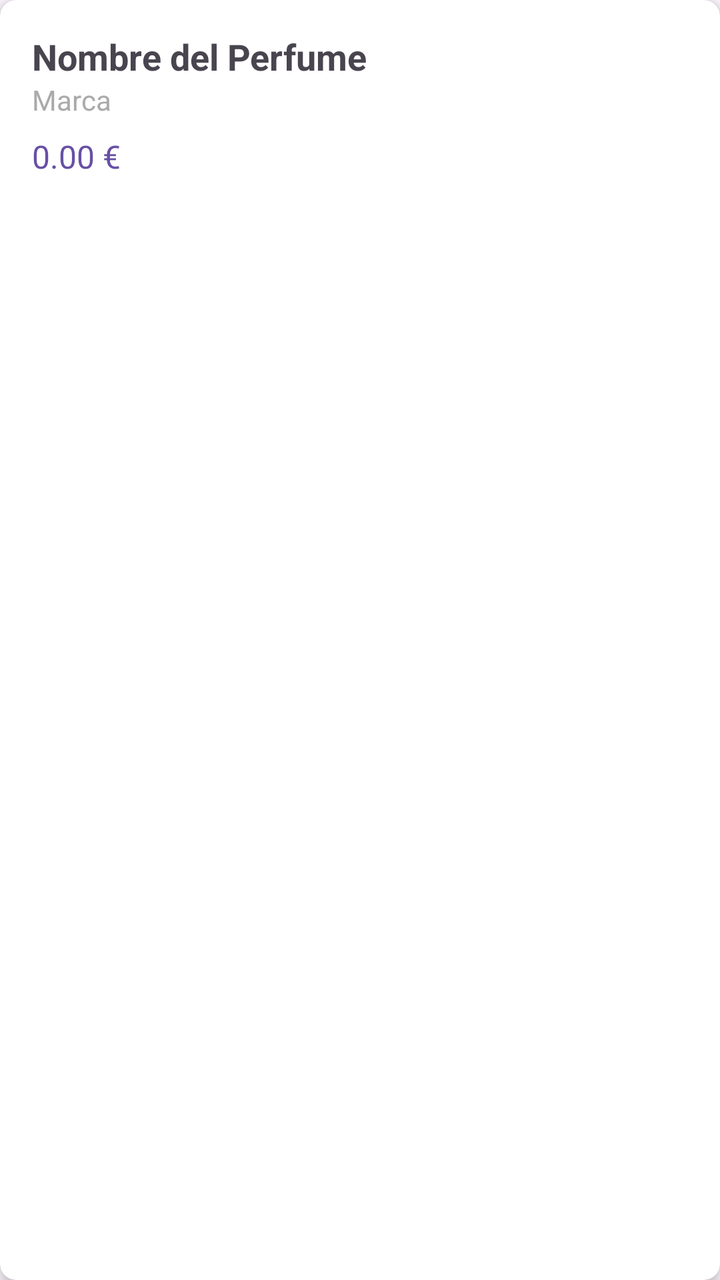
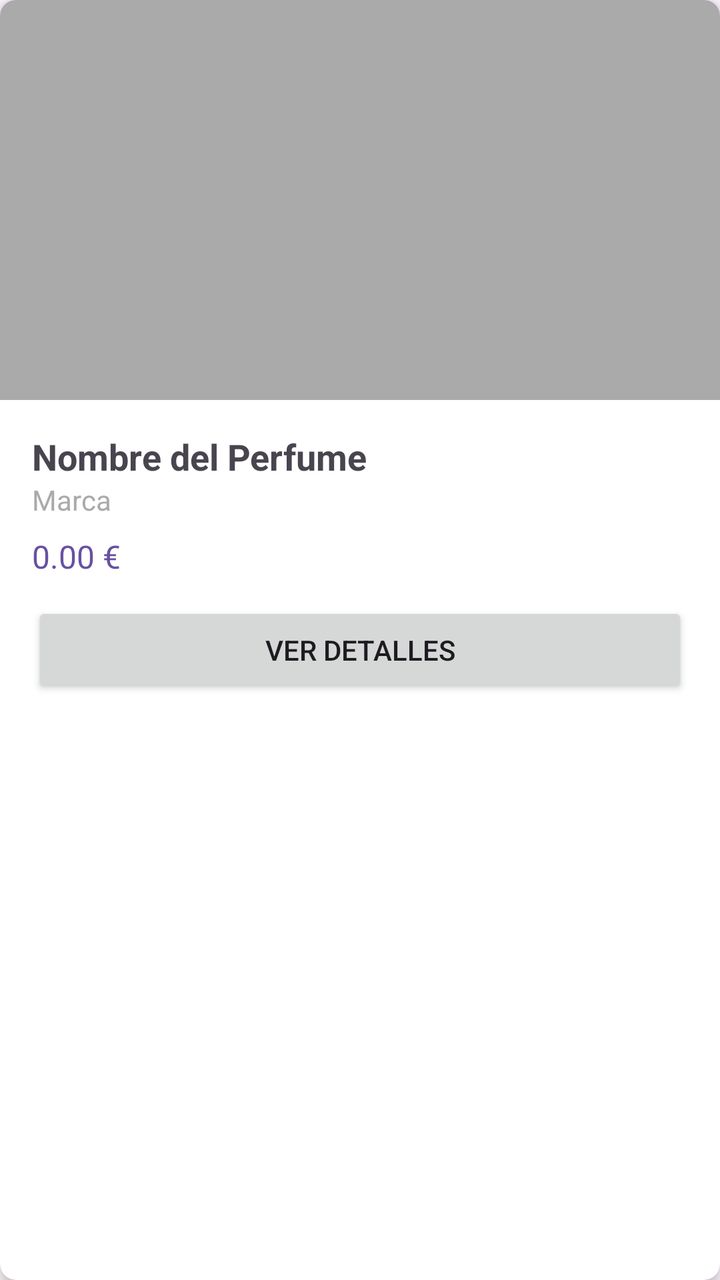

Before-and-after screenshots of an Android layout around one commit, followed by the original layout XML and the change that was made.
<!-- AndroidManifest.xml: application theme Theme.Proyectofinal -->
<!-- res/layout/item_perfume.xml -->
<?xml version="1.0" encoding="utf-8"?>
<androidx.cardview.widget.CardView xmlns:android="http://schemas.android.com/apk/res/android"
    xmlns:app="http://schemas.android.com/apk/res-auto"
    android:layout_width="match_parent"
    android:layout_height="wrap_content"
    android:layout_margin="8dp"
    app:cardCornerRadius="8dp"
    app:cardElevation="4dp">

    <LinearLayout
        android:layout_width="match_parent"
        android:layout_height="wrap_content"
        android:orientation="vertical"
        android:padding="16dp">

        <TextView
            android:id="@+id/tvNombre"
            android:layout_width="match_parent"
            android:layout_height="wrap_content"
            android:text="Nombre del Perfume"
            android:textSize="18sp"
            android:textStyle="bold" />

        <TextView
            android:id="@+id/tvMarca"
            android:layout_width="match_parent"
            android:layout_height="wrap_content"
            android:text="Marca"
            android:textSize="14sp"
            android:textColor="@android:color/darker_gray" />

        <TextView
            android:id="@+id/tvPrecio"
            android:layout_width="match_parent"
            android:layout_height="wrap_content"
            android:text="0.00 €"
            android:textSize="16sp"
            android:textColor="?attr/colorPrimary"
            android:layout_marginTop="8dp" />

    </LinearLayout>
</androidx.cardview.widget.CardView>
<!-- resources referenced by this layout -->
<resources>
  <style name="Theme.Proyectofinal" parent="Base.Theme.Proyectofinal" />
  <style name="Base.Theme.Proyectofinal" parent="Theme.Material3.DayNight.NoActionBar">
          
          
      </style>
</resources>

<!-- the commit's change to res/layout/item_perfume.xml (unified diff, before → after) -->
@@ -10,33 +10,53 @@
     <LinearLayout
         android:layout_width="match_parent"
         android:layout_height="wrap_content"
-        android:orientation="vertical"
-        android:padding="16dp">
+        android:orientation="vertical">
 
-        <TextView
-            android:id="@+id/tvNombre"
+        <ImageView
+            android:id="@+id/ivPerfume"
+            android:layout_width="match_parent"
+            android:layout_height="200dp"
+            android:scaleType="centerCrop"
+            android:src="@android:color/darker_gray" />
+
+        <LinearLayout
             android:layout_width="match_parent"
             android:layout_height="wrap_content"
-            android:text="Nombre del Perfume"
-            android:textSize="18sp"
-            android:textStyle="bold" />
+            android:orientation="vertical"
+            android:padding="16dp">
 
-        <TextView
-            android:id="@+id/tvMarca"
-            android:layout_width="match_parent"
-            android:layout_height="wrap_content"
-            android:text="Marca"
-            android:textSize="14sp"
-            android:textColor="@android:color/darker_gray" />
+            <TextView
+                android:id="@+id/tvNombre"
+                android:layout_width="match_parent"
+                android:layout_height="wrap_content"
+                android:text="Nombre del Perfume"
+                android:textSize="18sp"
+                android:textStyle="bold" />
 
-        <TextView
-            android:id="@+id/tvPrecio"
-            android:layout_width="match_parent"
-            android:layout_height="wrap_content"
-            android:text="0.00 €"
-            android:textSize="16sp"
-            android:textColor="?attr/colorPrimary"
-            android:layout_marginTop="8dp" />
+            <TextView
+                android:id="@+id/tvMarca"
+                android:layout_width="match_parent"
+                android:layout_height="wrap_content"
+                android:text="Marca"
+                android:textSize="14sp"
+                android:textColor="@android:color/darker_gray" />
 
+            <TextView
+                android:id="@+id/tvPrecio"
+                android:layout_width="match_parent"
+                android:layout_height="wrap_content"
+                android:text="0.00 €"
+                android:textSize="16sp"
+                android:textColor="?attr/colorPrimary"
+                android:layout_marginTop="8dp" />
+
+            <Button
+                android:id="@+id/btnDetalles"
+                android:layout_width="match_parent"
+                android:layout_height="wrap_content"
+                android:layout_marginTop="12dp"
+                android:text="Ver Detalles" />
+
+        </LinearLayout>
     </LinearLayout>
 </androidx.cardview.widget.CardView>
